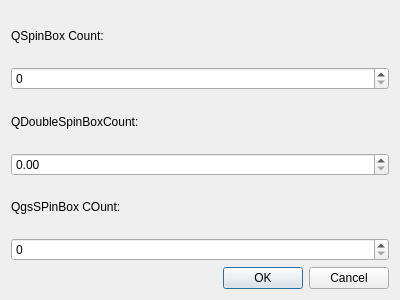
First picture: the form in spinner_trough_dialog_base.ui, repository koyo-jakanees/sample-qgsspinbox, before the edit.
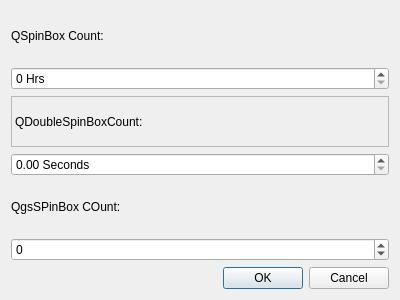
Second picture: the form after the edit. Custom widgets are drawn as their Qt base class.

Commit message: add suffix to spinbxo

The edit to the form file:
```diff
--- a/spinner_trough_dialog_base.ui
+++ b/spinner_trough_dialog_base.ui
@@ -22,17 +22,37 @@
     </widget>
    </item>
    <item>
-    <widget class="QSpinBox" name="spinBox"/>
+    <widget class="QSpinBox" name="spinBox">
+     <property name="suffix">
+      <string extracomment="Hours"> Hrs</string>
+     </property>
+     <property name="prefix">
+      <string/>
+     </property>
+     <property name="maximum">
+      <number>99</number>
+     </property>
+     <property name="stepType">
+      <enum>QAbstractSpinBox::AdaptiveDecimalStepType</enum>
+     </property>
+    </widget>
    </item>
    <item>
     <widget class="QLabel" name="label_2">
+     <property name="frameShape">
+      <enum>QFrame::StyledPanel</enum>
+     </property>
      <property name="text">
       <string>QDoubleSpinBoxCount: </string>
      </property>
     </widget>
    </item>
    <item>
-    <widget class="QDoubleSpinBox" name="doubleSpinBox"/>
+    <widget class="QDoubleSpinBox" name="doubleSpinBox">
+     <property name="suffix">
+      <string> Seconds</string>
+     </property>
+    </widget>
    </item>
    <item>
     <widget class="QLabel" name="label_3">
@@ -42,7 +62,17 @@
     </widget>
    </item>
    <item>
-    <widget class="QgsSpinBox" name="mQgsSpinBox"/>
+    <widget class="QgsSpinBox" name="mQgsSpinBox">
+     <property name="wrapping">
+      <bool>true</bool>
+     </property>
+     <property name="displayIntegerBase">
+      <number>10</number>
+     </property>
+     <property name="clearValue">
+      <bool>true</bool>
+     </property>
+    </widget>
    </item>
    <item>
     <widget class="QDialogButtonBox" name="button_box">
```
The commit also changes 4 other files.
